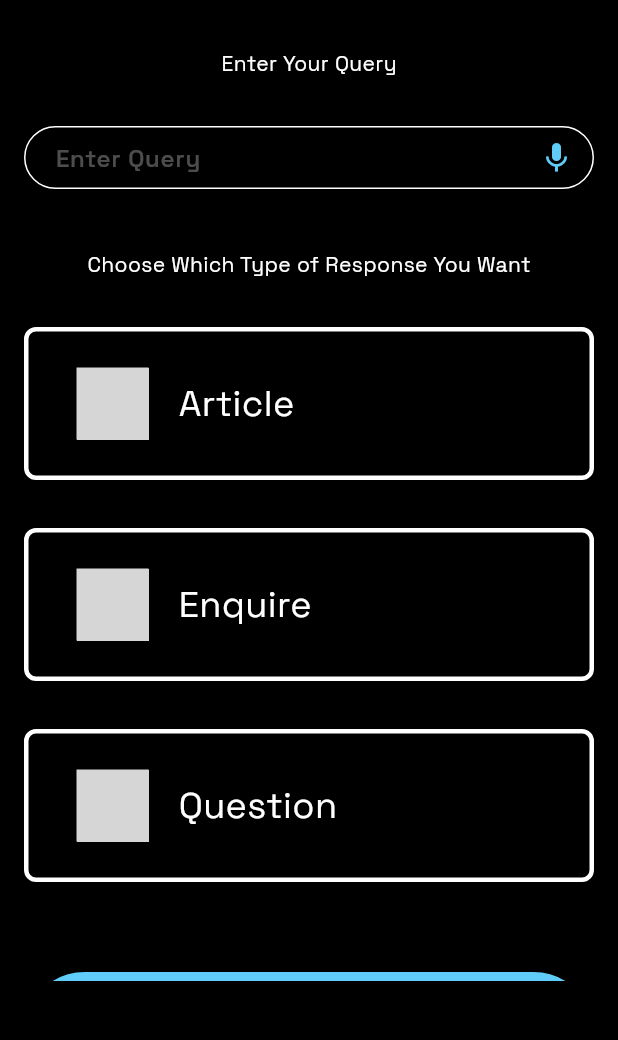
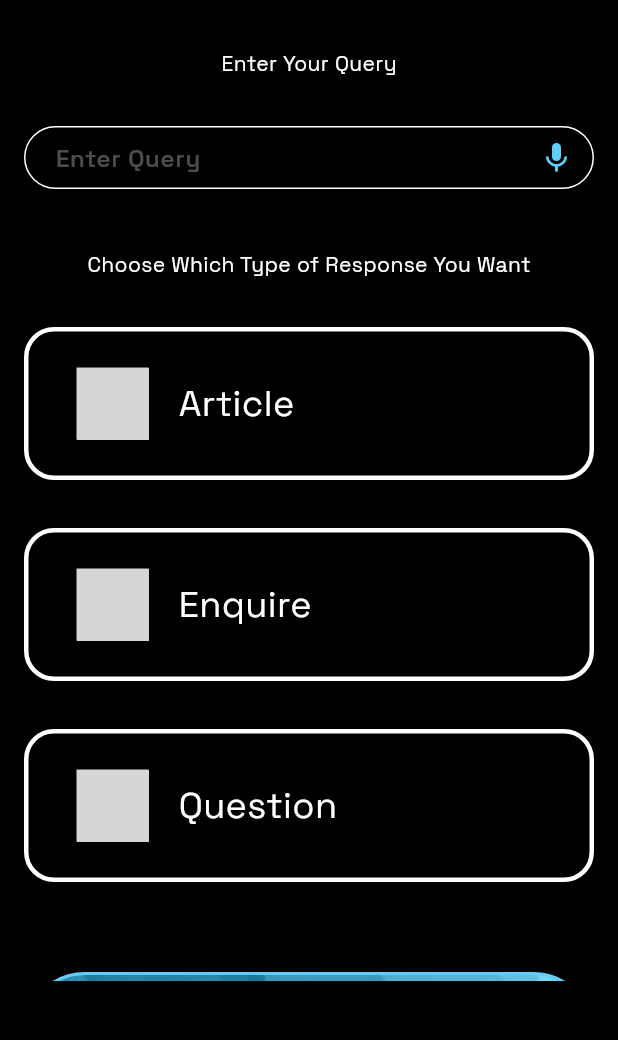
Before and after one commit to KarimRaouf/atw_team, a Flutter app: the screen it shows after launch, on a phone screen of 412 x 824 dp, the part 165-1205 px from its top. Run offline on Flutter 3.47's test engine with Material 3 defaults, Android fonts, the phone set to English and light mode, and no system bars; our stand-ins replace dio, flutter_bloc, flutter_svg, google_fonts; grey boxes are pictures that could not be loaded.

Commit message:
added background images for some widgets

```diff
--- a/lib/features/chat_input/view/widgets/article_type_container.dart
+++ b/lib/features/chat_input/view/widgets/article_type_container.dart
@@ -26,9 +26,9 @@ class ArticleTypeContainer extends StatelessWidget {
             side: BorderSide(
                 width: 3,
                 color: isSelected
-                    ? Color.fromARGB(255, 95, 205, 248)
+                    ? const Color.fromARGB(255, 95, 205, 248)
                     : Colors.white),
-            borderRadius: BorderRadius.circular(8),
+            borderRadius: BorderRadius.circular(20),
           ),
         ),
         child: Row(
@@ -42,7 +42,7 @@ class ArticleTypeContainer extends StatelessWidget {
               style: TextStyle(
                   fontSize: 24,
                   color: isSelected
-                      ? Color.fromARGB(255, 95, 205, 248)
+                      ? const Color.fromARGB(255, 95, 205, 248)
                       : Colors.white),
             )
           ],
--- a/lib/features/chat_input/view/widgets/chat_text_field.dart
+++ b/lib/features/chat_input/view/widgets/chat_text_field.dart
@@ -22,7 +22,7 @@ class ChatTextField extends StatelessWidget {
         decoration: InputDecoration(
             suffixIcon: IconButton(
                 onPressed: () {},
-                color: Color.fromARGB(255, 95, 205, 248),
+                color: const Color.fromARGB(255, 95, 205, 248),
                 icon: Icon(Icons.mic)),
             border: InputBorder.none,
             hintText: 'Enter Query',
--- a/lib/features/chat_input/view/widgets/generate_button.dart
+++ b/lib/features/chat_input/view/widgets/generate_button.dart
@@ -16,7 +16,12 @@ class GenerateButton extends StatelessWidget {
       child: Container(
         padding: const EdgeInsets.symmetric(horizontal: 32, vertical: 24),
         decoration: ShapeDecoration(
-          color: Color.fromARGB(255, 95, 205, 248),
+          image: const DecorationImage(
+              image: AssetImage('assets/background.jpg'),
+              fit: BoxFit.cover,
+              colorFilter: ColorFilter.mode(
+                  Color.fromARGB(255, 113, 207, 244), BlendMode.color)),
+          color: const Color.fromARGB(255, 113, 207, 244),
           shape: RoundedRectangleBorder(
             side: const BorderSide(
                 width: 2, color: Color.fromARGB(255, 95, 205, 248)),
--- a/pubspec.yaml
+++ b/pubspec.yaml
@@ -25,3 +25,4 @@ flutter:
     - assets/
     - assets/atwlogo.png
     - assets/micicon.svg
+    - assets/background.jpg
```
Also changed, not shown: lib/features/chat_response/view/chat_response_screen.dart (+20 -14 lines), assets/background.jpg (added).
